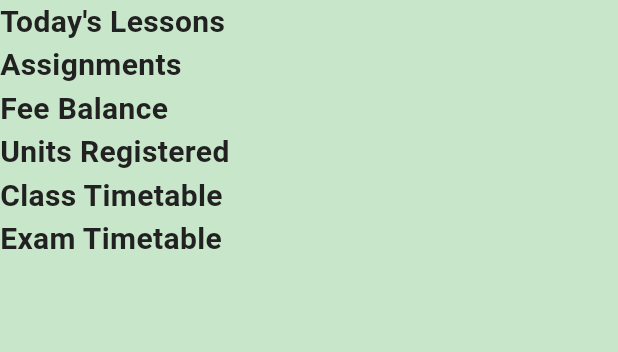
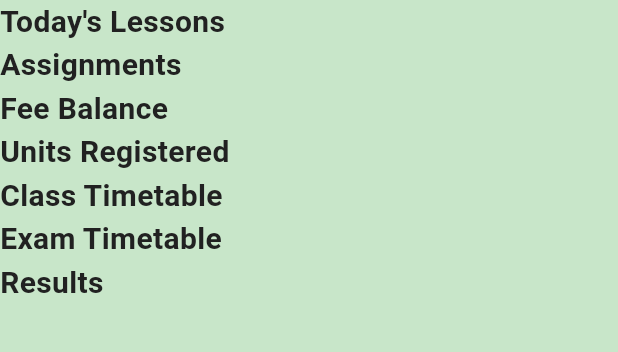
Before and after one commit to lxmwaniky/university_of_embu, a Flutter app: the HomePage screen opened directly, on a phone screen of 412 x 824 dp, the part 84-436 px from its top. Run offline on Flutter 3.47's test engine with Material 3 defaults, Android fonts, the phone set to English and light mode, and no system bars.

Commit message:
Add "Results" text to the homepage body

```diff
--- a/lib/homepagebody.dart
+++ b/lib/homepagebody.dart
@@ -87,7 +87,18 @@ class HomePageBody extends StatelessWidget {
             ],
           ),
           // Results
-          Row(),
+          Row(
+            children: [
+              Text('Results',
+                style: TextStyle(
+                  fontSize: 20,
+                  fontWeight: FontWeight.bold,
+                  color: Colors.grey[900],
+                ),
+                textAlign: TextAlign.center,
+              ),
+            ],
+          ),
         ],
       ),
     );
```
